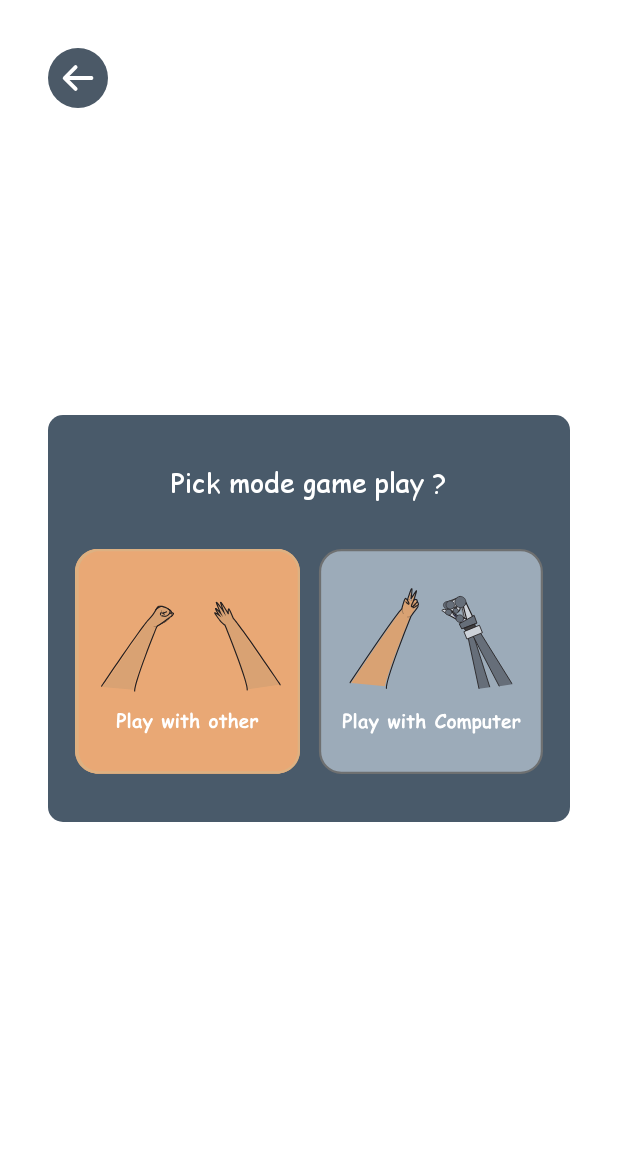
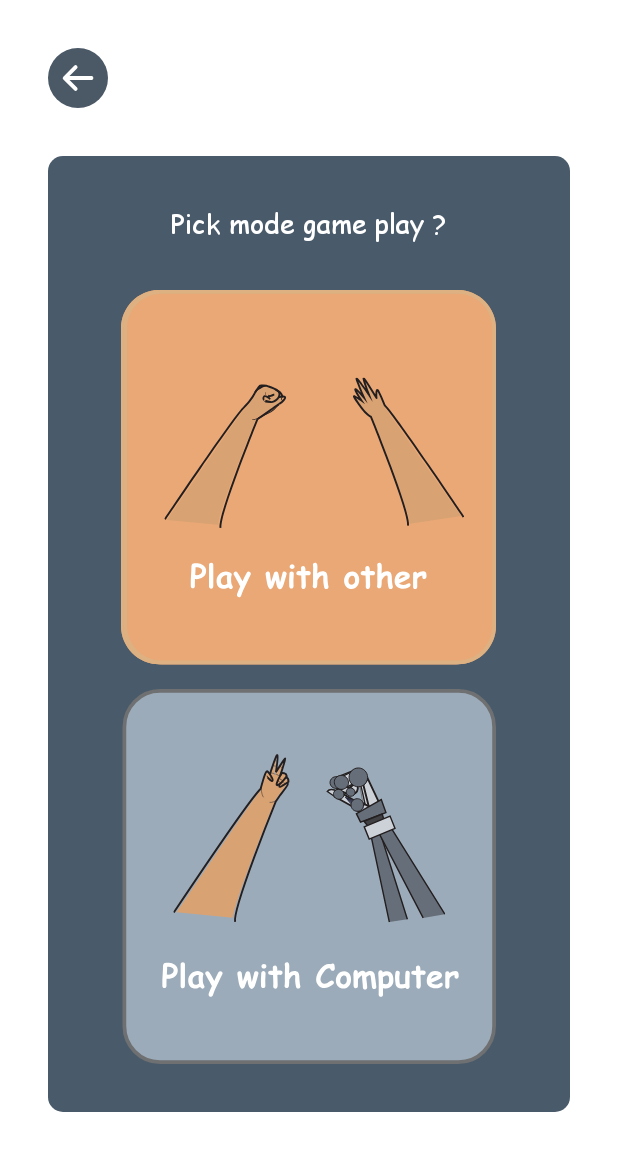
Before and after one commit to anekekarina99/TeamACodeChallenge7, an Android app: the ChooseGamePlayAct screen opened directly, with no data from a screen before it, on a phone screen of 412 x 824 dp. Shown: the top 1151 px of the screen. Run offline under Robolectric (Android 15) with nearby library versions, the phone set to English and light mode, and no system bars; our stand-ins replace data binding.

Commit message:
benahin ui choosegameplay dan bug

```diff
--- a/app/src/main/res/layout/activity_choose_game_play.xml
+++ b/app/src/main/res/layout/activity_choose_game_play.xml
@@ -15,6 +15,14 @@
         android:layout_height="match_parent"
         android:background="@drawable/bg_white"
         tools:context=".ui.mainMenu.ChooseGamePlayAct">
+        <ScrollView
+            android:layout_width="match_parent"
+            android:layout_height="match_parent"
+            android:scrollbars="none">
+
+        <androidx.constraintlayout.widget.ConstraintLayout
+            android:layout_width="match_parent"
+            android:layout_height="wrap_content">
 
                 <ImageView
 
@@ -29,15 +37,17 @@
 
                 <LinearLayout
                     android:layout_width="match_parent"
-            android:layout_height="wrap_content"
+                    android:layout_height="match_parent"
                     android:layout_marginStart="32dp"
+                    android:layout_marginTop="32dp"
+                    android:layout_marginBottom="32dp"
                     android:layout_marginEnd="32dp"
                     android:background="@drawable/bg_box_blue_round"
                     android:orientation="vertical"
                     app:layout_constraintBottom_toBottomOf="parent"
                     app:layout_constraintEnd_toEndOf="parent"
                     app:layout_constraintStart_toStartOf="parent"
-            app:layout_constraintTop_toTopOf="parent">
+                    app:layout_constraintTop_toBottomOf="@id/btBackMenu">
 
                     <TextView
                         android:layout_width="wrap_content"
@@ -54,30 +64,30 @@
                         android:layout_width="wrap_content"
                         android:layout_height="wrap_content"
                         android:layout_gravity="center"
-                android:layout_marginBottom="32dp"
-                android:orientation="horizontal">
+                        android:orientation="vertical">
 
                         <ImageButton
                             android:id="@+id/btPlayOther"
-                    android:layout_width="150dp"
-                    android:layout_height="150dp"
+                            android:layout_width="250dp"
+                            android:layout_height="250dp"
                             android:layout_gravity="center"
-                    android:layout_marginEnd="8dp"
-                    android:layout_marginRight="8dp"
+                            android:layout_marginBottom="16dp"
                             android:background="@drawable/ic_bt_play_other"
                             android:contentDescription="@string/btChooseMode" />
 
                         <ImageButton
                             android:id="@+id/btPlayComputer"
-                    android:layout_width="150dp"
-                    android:layout_height="150dp"
+                            android:layout_width="250dp"
+                            android:layout_height="250dp"
                             android:layout_gravity="center"
-                    android:layout_marginStart="4dp"
-                    android:layout_marginLeft="4dp"
+                            android:layout_marginBottom="32dp"
                             android:background="@drawable/ic_bt_play_computer"
                             android:contentDescription="@string/btChooseMode" />
                     </LinearLayout>
 
                 </LinearLayout>
         </androidx.constraintlayout.widget.ConstraintLayout>
+        </ScrollView>
+
+    </androidx.constraintlayout.widget.ConstraintLayout>
 </layout>
```
Lines whose indentation alone changed are shown as unchanged.
